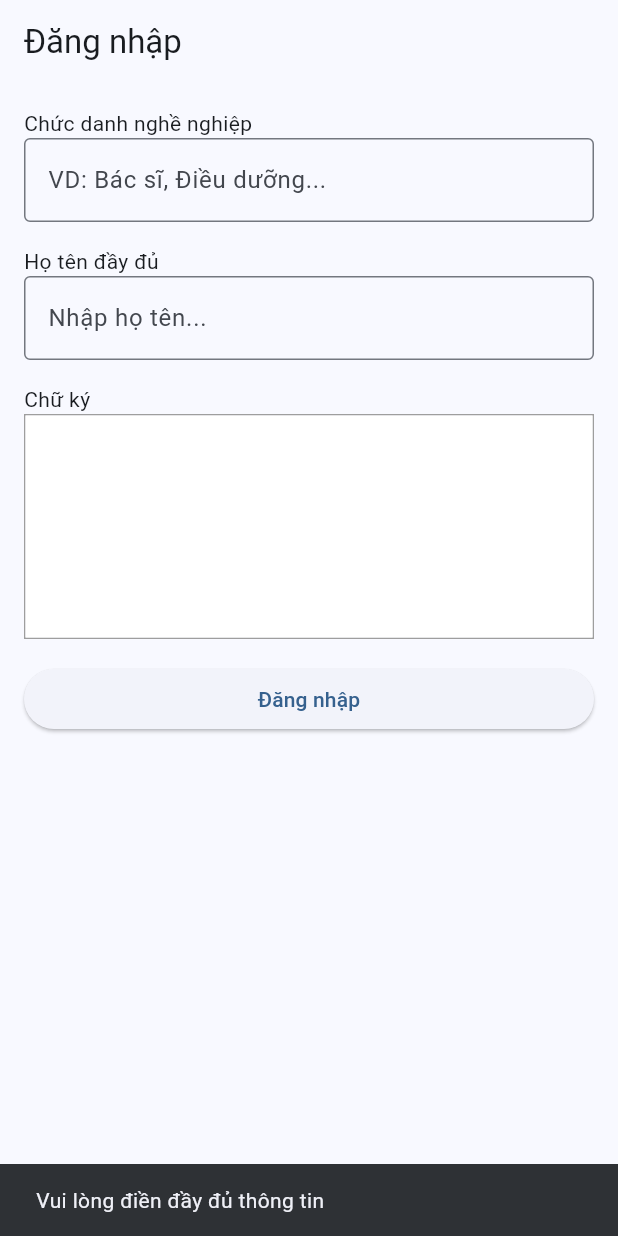
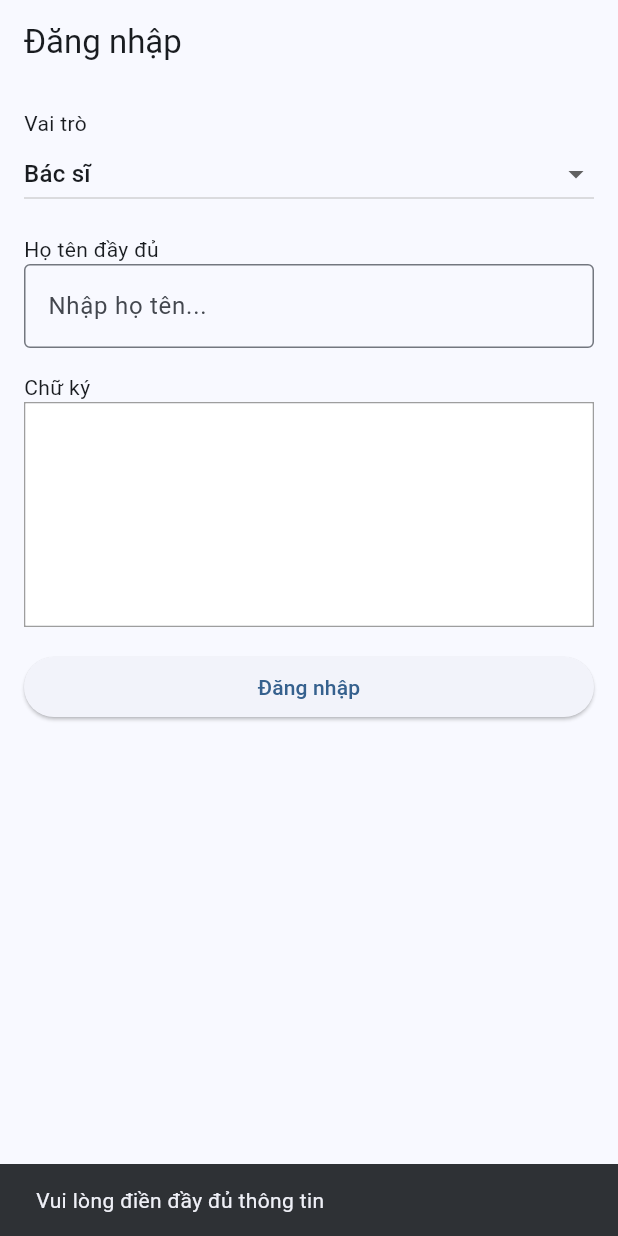
Before and after one commit to bmyta94/Thankinh_Pex, a Flutter app: the screen it shows after launch, after a tap on "Đăng nhập", on a phone screen of 412 x 824 dp. Run offline on Flutter 3.47's test engine with Material 3 defaults, Android fonts, the light colour scheme and no system bars; drawn by our look-alikes of signature; missing offline and left inert: udp.

Commit message:
Update main.dart

```diff
--- a/lib/main.dart
+++ b/lib/main.dart
@@ -1,6 +1,7 @@
 import 'package:flutter/material.dart';
 import 'package:signature/signature.dart';
 import 'form_screen.dart';
+import 'danh_sach_y_lenh.dart'; // màn hình dành cho điều dưỡng
 import 'read_only_form.dart';
 import 'network/wifi_broadcast.dart';
 
@@ -82,12 +83,13 @@ class LoginScreen extends StatefulWidget {
 }
 
 class _LoginScreenState extends State<LoginScreen> {
-  final TextEditingController titleController = TextEditingController();
   final TextEditingController nameController = TextEditingController();
   final SignatureController signatureController = SignatureController(
     penStrokeWidth: 2,
     penColor: Colors.black,
   );
+
+  String selectedRole = "Bác sĩ";
 
   @override
   Widget build(BuildContext context) {
@@ -97,13 +99,17 @@ class _LoginScreenState extends State<LoginScreen> {
         padding: const EdgeInsets.all(16),
         child: ListView(
           children: [
-            const Text('Chức danh nghề nghiệp'),
-            TextField(
-              controller: titleController,
-              decoration: const InputDecoration(
-                border: OutlineInputBorder(),
-                hintText: 'VD: Bác sĩ, Điều dưỡng...',
-              ),
+            const Text('Vai trò'),
+            DropdownButton<String>(
+              value: selectedRole,
+              isExpanded: true,
+              items: const [
+                DropdownMenuItem(value: "Bác sĩ", child: Text("Bác sĩ")),
+                DropdownMenuItem(value: "Điều dưỡng", child: Text("Điều dưỡng")),
+              ],
+              onChanged: (value) {
+                if (value != null) setState(() => selectedRole = value);
+              },
             ),
             const SizedBox(height: 16),
             const Text('Họ tên đầy đủ'),
@@ -129,24 +135,34 @@ class _LoginScreenState extends State<LoginScreen> {
             const SizedBox(height: 16),
             ElevatedButton(
               onPressed: () {
-                if (titleController.text.isEmpty ||
-                    nameController.text.isEmpty ||
-                    signatureController.isEmpty) {
+                if (nameController.text.isEmpty || signatureController.isEmpty) {
                   ScaffoldMessenger.of(context).showSnackBar(
                     const SnackBar(content: Text('Vui lòng điền đầy đủ thông tin')),
                   );
                   return;
                 }
 
+                if (selectedRole == "Bác sĩ") {
                   Navigator.push(
                     context,
                     MaterialPageRoute(
                       builder: (_) => PexFormScreen(
-                      userTitle: titleController.text,
+                        userTitle: selectedRole,
                         userName: nameController.text,
                       ),
                     ),
                   );
+                } else {
+                  Navigator.push(
+                    context,
+                    MaterialPageRoute(
+                      builder: (_) => DanhSachYLenhScreen(
+                        userTitle: selectedRole,
+                        userName: nameController.text,
+                      ),
+                    ),
+                  );
+                }
               },
               child: const Text('Đăng nhập'),
             ),
```
Lines whose indentation alone changed are shown as unchanged.
